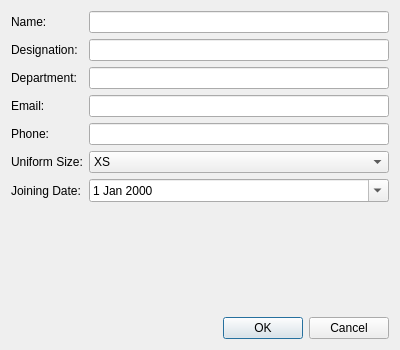
This is ui/employeededialog.ui in akhil-kk15/UASM-Tool as Qt 5 draws it before an edit. The edited form follows.
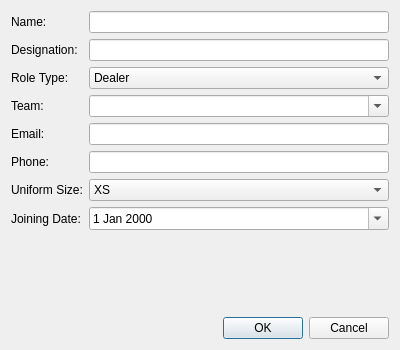
This is the edited form.

Commit message: Add Dealer and Game Show Host roles, support dedicated Game Show Host teams, and add 30-min and 40-min rotation types

Diff of the .ui file:
```diff
--- a/ui/employeededialog.ui
+++ b/ui/employeededialog.ui
@@ -37,43 +37,73 @@
       <widget class="QLineEdit" name="designationEdit"/>
      </item>
      <item row="2" column="0">
-      <widget class="QLabel" name="label_3">
+      <widget class="QLabel" name="roleLabel">
        <property name="text">
-        <string>Department:</string>
+        <string>Role Type:</string>
        </property>
       </widget>
      </item>
      <item row="2" column="1">
-      <widget class="QLineEdit" name="departmentEdit"/>
+      <widget class="QComboBox" name="roleCombo">
+       <item>
+        <property name="text">
+         <string>Dealer</string>
+        </property>
+       </item>
+       <item>
+        <property name="text">
+         <string>Game Show Host</string>
+        </property>
+       </item>
+       <item>
+        <property name="text">
+         <string>Both</string>
+        </property>
+       </item>
+      </widget>
      </item>
      <item row="3" column="0">
+      <widget class="QLabel" name="label_3">
+       <property name="text">
+        <string>Team:</string>
+       </property>
+      </widget>
+     </item>
+     <item row="3" column="1">
+      <widget class="QComboBox" name="teamCombo">
+       <property name="editable">
+        <bool>true</bool>
+       </property>
+      </widget>
+     </item>
+     <item row="4" column="0">
       <widget class="QLabel" name="label_4">
        <property name="text">
         <string>Email:</string>
        </property>
       </widget>
      </item>
-     <item row="3" column="1">
+     <item row="4" column="1">
       <widget class="QLineEdit" name="emailEdit"/>
      </item>
-     <item row="4" column="0">
+     <item row="5" column="0">
       <widget class="QLabel" name="label_5">
        <property name="text">
         <string>Phone:</string>
        </property>
       </widget>
      </item>
-     <item row="4" column="1">
+     <item row="5" column="1">
       <widget class="QLineEdit" name="phoneEdit"/>
      </item>
-     <item row="5" column="0">
+     <item row="6" column="0">
       <widget class="QLabel" name="label_6">
        <property name="text">
         <string>Uniform Size:</string>
        </property>
       </widget>
      </item>
-     <item row="5" column="1">
+     <item row="6" column="1">
       <widget class="QComboBox" name="uniformSizeCombo">
        <item>
         <property name="text">
@@ -107,14 +137,14 @@
        </item>
       </widget>
      </item>
-     <item row="6" column="0">
+     <item row="7" column="0">
       <widget class="QLabel" name="label_7">
        <property name="text">
         <string>Joining Date:</string>
        </property>
       </widget>
      </item>
-     <item row="6" column="1">
+     <item row="7" column="1">
       <widget class="QDateEdit" name="joiningDateEdit">
        <property name="calendarPopup">
         <bool>true</bool>
```
The commit also changes 568 other files.
